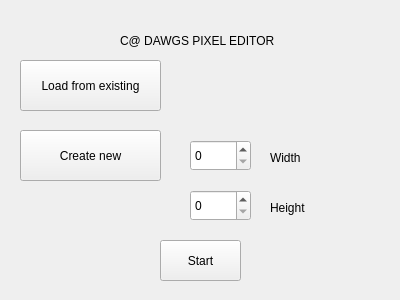
Before: the Qt Designer form SpriteEditor/openingwindow.ui in sebastianerz28/SpriteEditor, drawn with Qt 5.
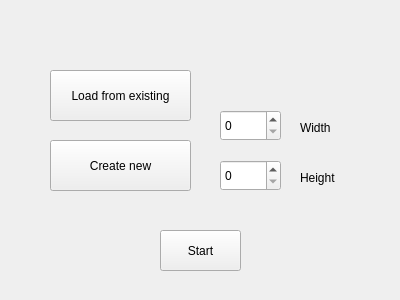
After: the same form once the commit is applied.

Commit message: change window titles

Patch:
```diff
--- a/SpriteEditor/openingwindow.ui
+++ b/SpriteEditor/openingwindow.ui
@@ -16,8 +16,8 @@
   <widget class="QPushButton" name="loadButton">
    <property name="geometry">
     <rect>
-     <x>20</x>
-     <y>60</y>
+     <x>50</x>
+     <y>70</y>
      <width>141</width>
      <height>51</height>
     </rect>
@@ -29,8 +29,8 @@
   <widget class="QPushButton" name="createNewButton">
    <property name="geometry">
     <rect>
-     <x>20</x>
-     <y>130</y>
+     <x>50</x>
+     <y>140</y>
      <width>141</width>
      <height>51</height>
     </rect>
@@ -42,8 +42,8 @@
   <widget class="QSpinBox" name="widthBox">
    <property name="geometry">
     <rect>
-     <x>190</x>
-     <y>140</y>
+     <x>220</x>
+     <y>110</y>
      <width>61</width>
      <height>31</height>
     </rect>
@@ -52,8 +52,8 @@
   <widget class="QSpinBox" name="heightBox">
    <property name="geometry">
     <rect>
-     <x>190</x>
-     <y>190</y>
+     <x>220</x>
+     <y>160</y>
      <width>61</width>
      <height>31</height>
     </rect>
@@ -62,8 +62,8 @@
   <widget class="QLabel" name="height">
    <property name="geometry">
     <rect>
-     <x>270</x>
-     <y>200</y>
+     <x>300</x>
+     <y>170</y>
      <width>58</width>
      <height>16</height>
     </rect>
@@ -75,8 +75,8 @@
   <widget class="QLabel" name="width">
    <property name="geometry">
     <rect>
-     <x>270</x>
-     <y>150</y>
+     <x>300</x>
+     <y>120</y>
      <width>58</width>
      <height>16</height>
     </rect>
@@ -89,7 +89,7 @@
    <property name="geometry">
     <rect>
      <x>160</x>
-     <y>240</y>
+     <y>230</y>
      <width>81</width>
      <height>41</height>
     </rect>
@@ -98,19 +98,6 @@
     <string>Start</string>
    </property>
   </widget>
-  <widget class="QLabel" name="mainText">
-   <property name="geometry">
-    <rect>
-     <x>120</x>
-     <y>20</y>
-     <width>161</width>
-     <height>41</height>
-    </rect>
-   </property>
-   <property name="text">
-    <string>C@ DAWGS PIXEL EDITOR</string>
-   </property>
-  </widget>
  </widget>
  <resources/>
  <connections/>
```
Left out of the diff: 2 changed lines with no effect on the pictures. The commit also changes 6 other files.
